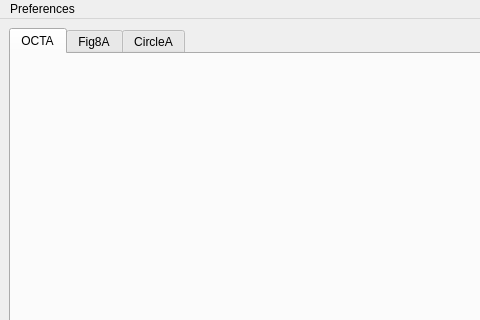
Before: the Qt Designer form src/main/ui/MainWindow.ui in sstucker/PyImageOCT, drawn with Qt 5; both pictures show x 0 to 480 and y 0 to 320 of the 712 by 770 pixel window.
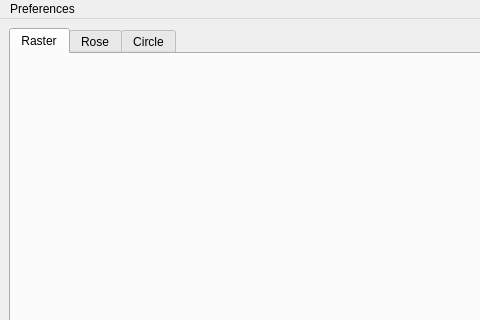
After: the same form once the commit is applied.

```diff
--- a/src/main/ui/MainWindow.ui
+++ b/src/main/ui/MainWindow.ui
@@ -38,6 +38,9 @@
       <property name="autoFillBackground">
        <bool>false</bool>
       </property>
+      <property name="tabShape">
+       <enum>QTabWidget::Rounded</enum>
+      </property>
       <property name="currentIndex">
        <number>0</number>
       </property>
@@ -47,19 +50,25 @@
       <property name="documentMode">
        <bool>false</bool>
       </property>
-      <widget class="QWidget" name="tabOCTA">
+      <property name="tabsClosable">
+       <bool>false</bool>
+      </property>
+      <property name="tabBarAutoHide">
+       <bool>false</bool>
+      </property>
+      <widget class="QWidget" name="tabRaster">
        <attribute name="title">
-        <string>OCTA</string>
+        <string>Raster</string>
        </attribute>
       </widget>
       <widget class="QWidget" name="tabFig8A">
        <attribute name="title">
-        <string>Fig8A</string>
+        <string>Rose</string>
        </attribute>
       </widget>
       <widget class="QWidget" name="tabCircleA">
        <attribute name="title">
-        <string>CircleA</string>
+        <string>Circle</string>
        </attribute>
       </widget>
      </widget>
```
Left out of the diff: 8 changed lines with no effect on the pictures.
